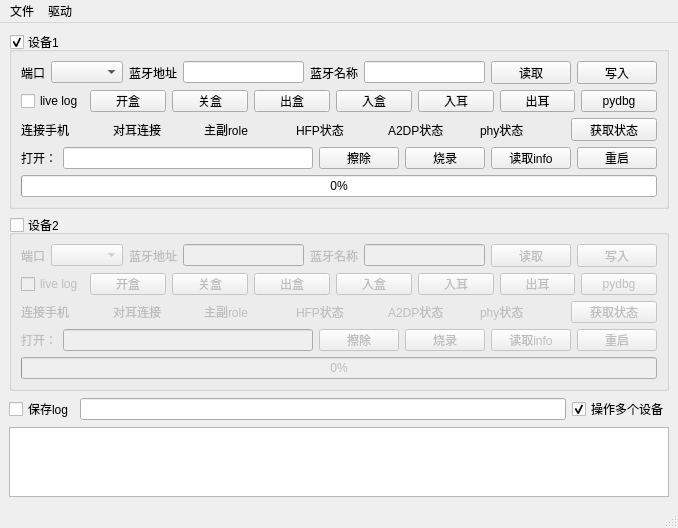
Old version of the form qcc_ui.ui in the repository xiaokun9/qcc_tool.
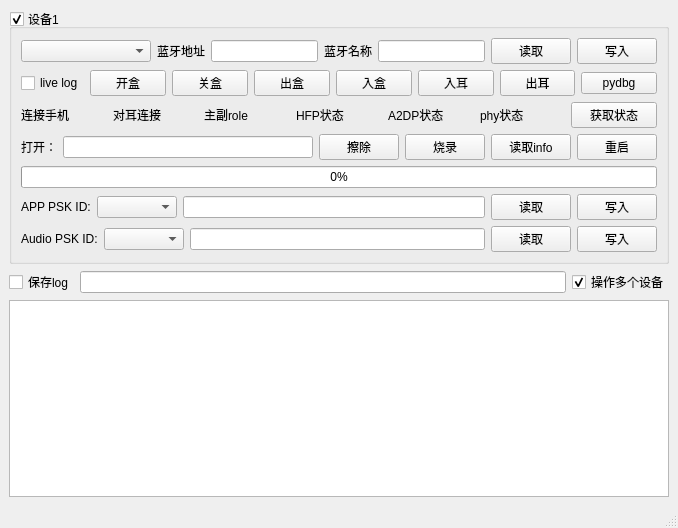
New version of the form.

Commit message: add psk read and motify ui file

```diff
--- a/qcc_ui.ui
+++ b/qcc_ui.ui
@@ -39,15 +39,15 @@
        <item>
         <layout class="QHBoxLayout" name="horizontalLayout_9">
          <item>
-          <widget class="QLabel" name="label_3">
-           <property name="text">
-            <string>端口</string>
+          <widget class="QComboBox" name="comboBox_1">
+           <property name="minimumSize">
+            <size>
+             <width>130</width>
+             <height>20</height>
+            </size>
            </property>
           </widget>
          </item>
-         <item>
-          <widget class="QComboBox" name="comboBox_1"/>
-         </item>
          <item>
           <widget class="QLabel" name="label_5">
            <property name="text">
@@ -246,65 +246,75 @@
          </property>
         </widget>
        </item>
-      </layout>
-     </widget>
-    </item>
-    <item>
-     <widget class="QGroupBox" name="groupBox_2">
-      <property name="title">
-       <string>设备2</string>
-      </property>
-      <property name="flat">
-       <bool>false</bool>
-      </property>
-      <property name="checkable">
-       <bool>true</bool>
-      </property>
-      <property name="checked">
-       <bool>false</bool>
-      </property>
-      <layout class="QVBoxLayout" name="verticalLayout_3">
        <item>
-        <layout class="QHBoxLayout" name="horizontalLayout_5">
+        <layout class="QHBoxLayout" name="horizontalLayout_3">
+         <item>
+          <widget class="QLabel" name="label">
+           <property name="text">
+            <string>APP PSK ID:</string>
+           </property>
+          </widget>
+         </item>
+         <item>
+          <widget class="QComboBox" name="app_psk_id">
+           <property name="minimumSize">
+            <size>
+             <width>80</width>
+             <height>20</height>
+            </size>
+           </property>
+          </widget>
+         </item>
+         <item>
+          <widget class="QLineEdit" name="lineEdit_app_psk_value"/>
+         </item>
+         <item>
+          <widget class="QPushButton" name="pushButton_app_psk_read">
+           <property name="text">
+            <string>读取</string>
+           </property>
+          </widget>
+         </item>
+         <item>
+          <widget class="QPushButton" name="pushButton_app_psk_write">
+           <property name="text">
+            <string>写入</string>
+           </property>
+          </widget>
+         </item>
+        </layout>
+       </item>
+       <item>
+        <layout class="QHBoxLayout" name="horizontalLayout_4">
          <item>
           <widget class="QLabel" name="label_2">
            <property name="text">
-            <string>端口</string>
+            <string>Audio PSK ID:</string>
            </property>
           </widget>
          </item>
          <item>
-          <widget class="QComboBox" name="comboBox_2"/>
-         </item>
-         <item>
-          <widget class="QLabel" name="label_4">
-           <property name="text">
-            <string>蓝牙地址</string>
+          <widget class="QComboBox" name="audio_psk_id">
+           <property name="minimumSize">
+            <size>
+             <width>80</width>
+             <height>20</height>
+            </size>
            </property>
           </widget>
          </item>
          <item>
-          <widget class="QLineEdit" name="lineEdit_2_BD_addr"/>
+          <widget class="QLineEdit" name="lineEdit_audio_psk_value"/>
          </item>
          <item>
-          <widget class="QLabel" name="label_6">
-           <property name="text">
-            <string>蓝牙名称</string>
-           </property>
-          </widget>
-         </item>
-         <item>
-          <widget class="QLineEdit" name="lineEdit_2_name"/>
-         </item>
-         <item>
-          <widget class="QPushButton" name="pushButton_2_read">
+          <widget class="QPushButton" name="pushButton_audio_psk_read">
            <property name="text">
             <string>读取</string>
            </property>
           </widget>
          </item>
          <item>
-          <widget class="QPushButton" name="pushButton_2_write">
+          <widget class="QPushButton" name="pushButton_aduio_psk_write">
            <property name="text">
             <string>写入</string>
            </property>
@@ -312,168 +322,6 @@
          </item>
         </layout>
        </item>
-       <item>
-        <layout class="QHBoxLayout" name="horizontalLayout_6">
-         <item>
-          <widget class="QCheckBox" name="checkBox_2">
-           <property name="text">
-            <string>live log</string>
-           </property>
-          </widget>
-         </item>
-         <item>
-          <widget class="QPushButton" name="pushButton_14">
-           <property name="text">
-            <string>开盒</string>
-           </property>
-          </widget>
-         </item>
-         <item>
-          <widget class="QPushButton" name="pushButton_18">
-           <property name="text">
-            <string>关盒</string>
-           </property>
-          </widget>
-         </item>
-         <item>
-          <widget class="QPushButton" name="pushButton_25">
-           <property name="text">
-            <string>出盒</string>
-           </property>
-          </widget>
-         </item>
-         <item>
-          <widget class="QPushButton" name="pushButton_26">
-           <property name="text">
-            <string>入盒</string>
-           </property>
-          </widget>
-         </item>
-         <item>
-          <widget class="QPushButton" name="pushButton_19">
-           <property name="text">
-            <string>入耳</string>
-           </property>
-          </widget>
-         </item>
-         <item>
-          <widget class="QPushButton" name="pushButton_20">
-           <property name="text">
-            <string>出耳</string>
-           </property>
-          </widget>
-         </item>
-         <item>
-          <widget class="QPushButton" name="pushButton_22">
-           <property name="text">
-            <string>pydbg</string>
-           </property>
-          </widget>
-         </item>
-        </layout>
-       </item>
-       <item>
-        <layout class="QHBoxLayout" name="horizontalLayout_8">
-         <item>
-          <widget class="QLabel" name="label_9">
-           <property name="text">
-            <string>连接手机</string>
-           </property>
-          </widget>
-         </item>
-         <item>
-          <widget class="QLabel" name="label_11">
-           <property name="text">
-            <string>对耳连接</string>
-           </property>
-          </widget>
-         </item>
-         <item>
-          <widget class="QLabel" name="label_12">
-           <property name="text">
-            <string>主副role</string>
-           </property>
-          </widget>
-         </item>
-         <item>
-          <widget class="QLabel" name="label_13">
-           <property name="text">
-            <string>HFP状态</string>
-           </property>
-          </widget>
-         </item>
-         <item>
-          <widget class="QLabel" name="label_14">
-           <property name="text">
-            <string>A2DP状态</string>
-           </property>
-          </widget>
-         </item>
-         <item>
-          <widget class="QLabel" name="label_15">
-           <property name="text">
-            <string>phy状态</string>
-           </property>
-          </widget>
-         </item>
-         <item>
-          <widget class="QPushButton" name="pushButton_27">
-           <property name="text">
-            <string>获取状态</string>
-           </property>
-          </widget>
-         </item>
-        </layout>
-       </item>
-       <item>
-        <layout class="QHBoxLayout" name="horizontalLayout_7">
-         <item>
-          <widget class="QLabel" name="label_10">
-           <property name="text">
-            <string>打开：</string>
-           </property>
-          </widget>
-         </item>
-         <item>
-          <widget class="QLineEdit" name="lineEdit_6"/>
-         </item>
-         <item>
-          <widget class="QPushButton" name="pushButton_6">
-           <property name="text">
-            <string>擦除</string>
-           </property>
-          </widget>
-         </item>
-         <item>
-          <widget class="QPushButton" name="pushButton_9">
-           <property name="text">
-            <string>烧录</string>
-           </property>
-          </widget>
-         </item>
-         <item>
-          <widget class="QPushButton" name="pushButton_10">
-           <property name="text">
-            <string>读取info</string>
-           </property>
-          </widget>
-         </item>
-         <item>
-          <widget class="QPushButton" name="pushButton_12">
-           <property name="text">
-            <string>重启</string>
-           </property>
-          </widget>
-         </item>
-        </layout>
-       </item>
-       <item>
-        <widget class="QProgressBar" name="progressBar_2">
-         <property name="value">
-          <number>0</number>
-         </property>
-        </widget>
-       </item>
       </layout>
      </widget>
     </item>
@@ -519,18 +367,6 @@
      <height>23</height>
     </rect>
    </property>
-   <widget class="QMenu" name="menu1">
-    <property name="title">
-     <string>文件</string>
-    </property>
-   </widget>
-   <widget class="QMenu" name="menu">
-    <property name="title">
-     <string>驱动</string>
-    </property>
-   </widget>
-   <addaction name="menu1"/>
-   <addaction name="menu"/>
   </widget>
   <widget class="QStatusBar" name="statusBar"/>
  </widget>
```
Left out of the diff: 4 changed lines with no effect on the pictures. The commit also changes 3 other files.
